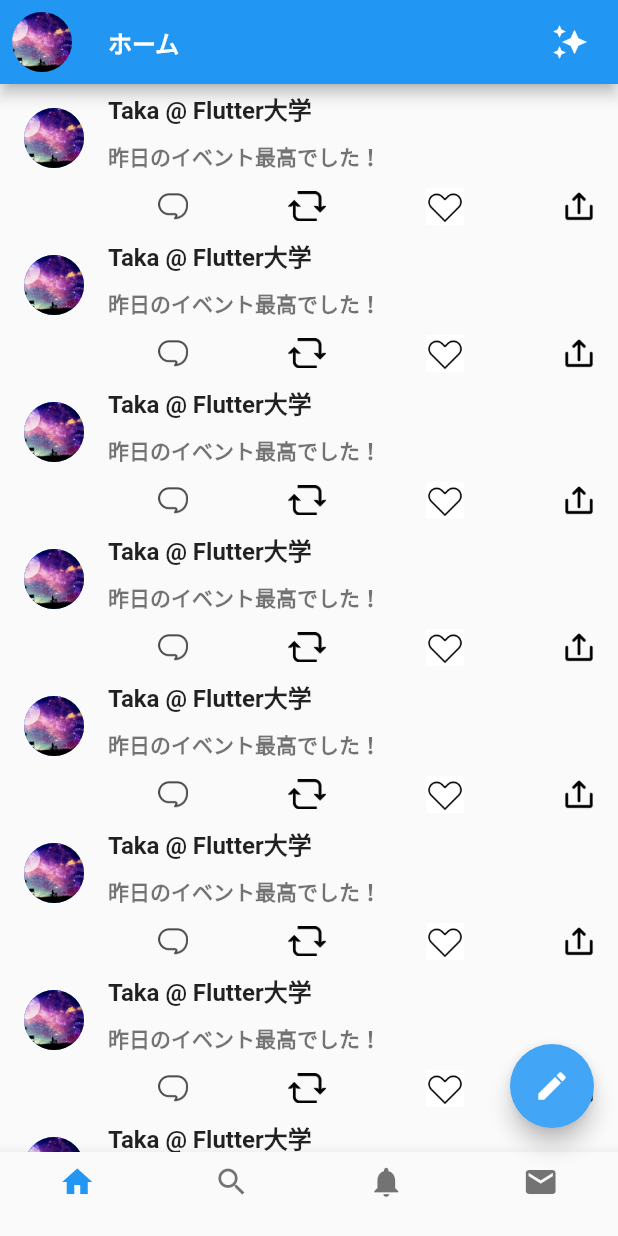
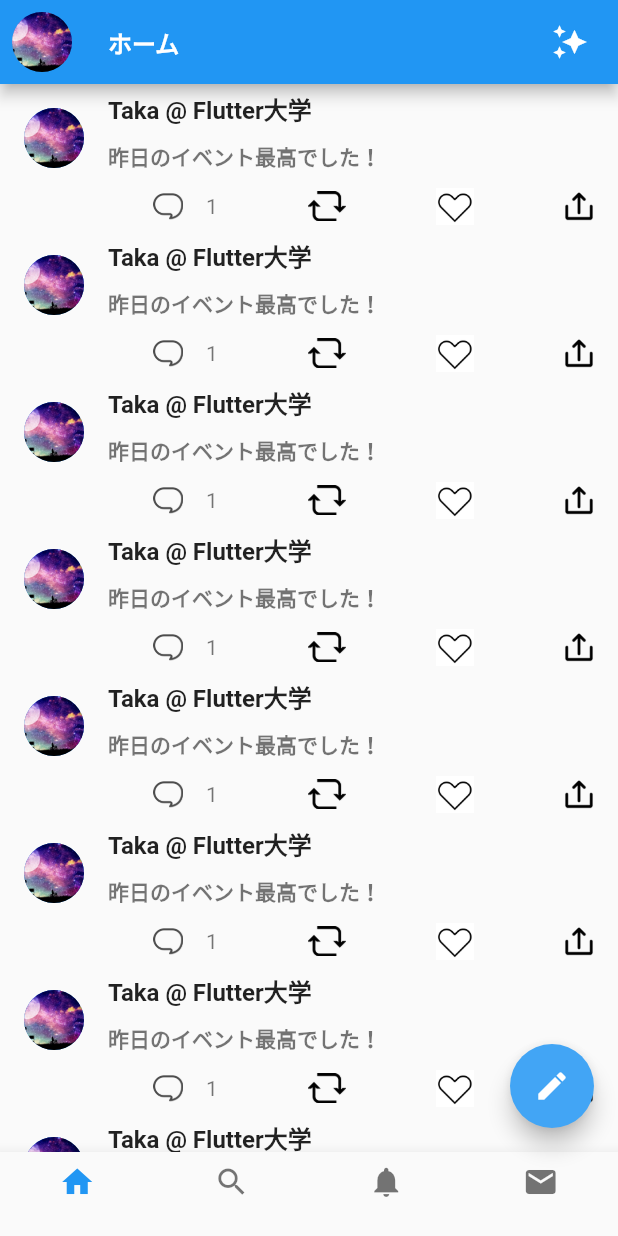
Before and after one commit to Takatoshi-ish/flutter_twitter_ui, a Flutter app: the screen it shows after launch, on a phone screen of 412 x 824 dp. Run offline on Flutter 3.47's test engine with Material 2 defaults, Android fonts, the phone set to English and light mode, and no system bars.

Commit message:
コメントに数字入れる

```diff
--- a/lib/main.dart
+++ b/lib/main.dart
@@ -138,6 +138,7 @@ class TweetTile extends StatelessWidget {
                 width: 15,
               ),
               IconContainer('assets/comment.png', 20, 20),
+              const Text('1'),
               const SizedBox(
                 width: 30,
               ),
```
